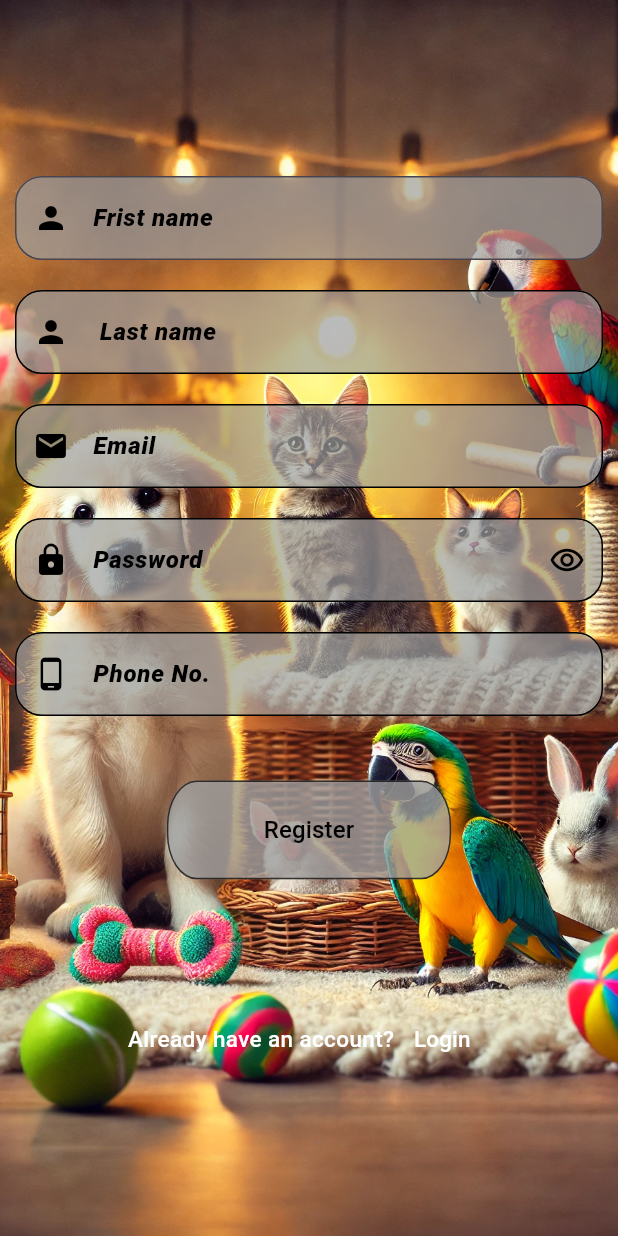
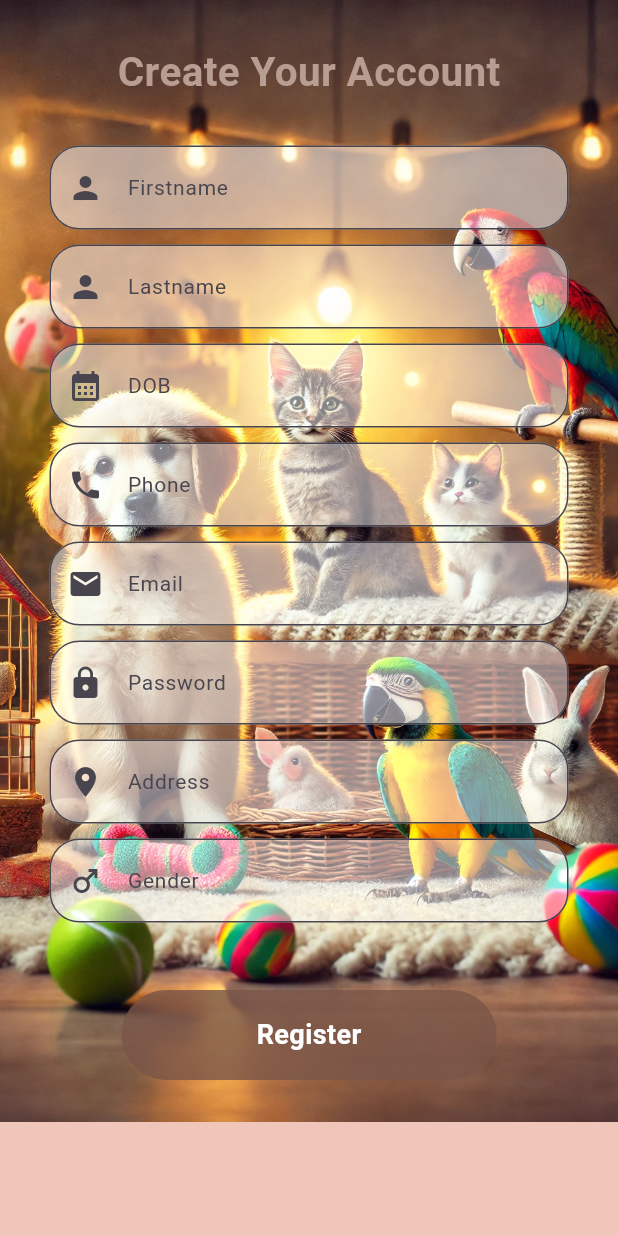
Before and after one commit to chris-2git/final_project, a Flutter app: the Pageregister screen opened directly, on a phone screen of 412 x 824 dp. Run offline on Flutter 3.47's test engine with Material 3 defaults, Android fonts, the phone set to English and light mode, and no system bars.

Commit message:
new code

```diff
--- a/lib/Pets Adoption App/pagereg.dart
+++ b/lib/Pets Adoption App/pagereg.dart
@@ -1,6 +1,10 @@
-import 'package:final_project/Pets%20Adoption%20App/page2.dart';
+import 'dart:async';
+import 'dart:convert';
+
 import 'package:final_project/Pets%20Adoption%20App/pagelogin.dart';
 import 'package:flutter/material.dart';
+
+import 'package:http/http.dart' as http;
 
 class Pageregister extends StatefulWidget {
   const Pageregister({super.key});
@@ -10,233 +14,263 @@ class Pageregister extends StatefulWidget {
 }
 
 class _PageregisterState extends State<Pageregister> {
+  TextEditingController firstnamecontroller = TextEditingController();
+  TextEditingController lastnamecontroller = TextEditingController();
+  TextEditingController dobcontroller = TextEditingController();
+  TextEditingController phonecontroller = TextEditingController();
+  TextEditingController emailcontroller = TextEditingController();
+  TextEditingController passwordcontroller = TextEditingController();
+  TextEditingController addresscontroller = TextEditingController();
+  TextEditingController gendercontroller = TextEditingController();
+  final formkey = GlobalKey<FormState>();
+  Future<void> _selectDate(BuildContext context) async {
+    final DateTime? picked = await showDatePicker(
+      context: context,
+      initialDate: DateTime.now(),
+      firstDate: DateTime(2000),
+      lastDate: DateTime(2101),
+    );
+
+    if (picked != null && picked != DateTime.now()) {
+      String formattedDate = "${picked.year}-${picked.month}-${picked.day}";
+      dobcontroller.text = formattedDate;
+    }
+  }
+
+  Future<void> registerapi(
+      String firstname,
+      String lastname,
+      String dob,
+      String phone,
+      String email,
+      String password,
+      String address,
+      String gender) async {
+    const url =
+        'http://campus.sicsglobal.co.in/Project/PetAdoption_New/api/adopter_registration.php';
+
+    Map<String, String> body = {
+      'firstname': firstname,
+      'lastname': lastname,
+      'dob': dob,
+      'email': email,
+      'password': password,
+      'address': address,
+      'gender': gender
+    };
+
+    try {
+      final response = await http.post(
+        Uri.parse(url),
+        body: body,
+      );
+      print(url);
+      var jsonData = json.decode(response.body);
+      print(jsonData);
+      print(jsonData["status"]);
+      if (response.statusCode == 200) {
+        if (jsonData['status'] == true) {
+          ScaffoldMessenger.of(context).showSnackBar(
+            SnackBar(
+              backgroundColor: Colors.amber,
+              content: const Text(
+                'Login Successful!',
+                style:
+                    TextStyle(color: Colors.white, fontWeight: FontWeight.bold),
+              ),
+              duration: const Duration(seconds: 4),
+            ),
+          );
+
+          Navigator.push(
+              context, MaterialPageRoute(builder: (context) => Pagelogin()));
+          print(body);
+          print("Response body${response.body}");
+
+          print('Login successful');
+        } else if (jsonData['status'] == false) {
+          ScaffoldMessenger.of(context).showSnackBar(
+            SnackBar(
+              backgroundColor: Colors.amber,
+              content: const Text(
+                'Invalid phone and password',
+                style:
+                    TextStyle(color: Colors.white, fontWeight: FontWeight.bold),
+              ),
+              duration: const Duration(seconds: 4),
+            ),
+          );
+          print('Error: ${response.statusCode}');
+        }
+      } else {
+        print('fffff');
+      }
+    } catch (error) {
+      print('Error: $error');
+    }
+  }
+
   @override
   Widget build(BuildContext context) {
-    final Sty = TextStyle(
-        color: Colors.black,
-        fontStyle: FontStyle.italic,
-        fontSize: 16,
-        fontWeight: FontWeight.w900);
-    final Styl = TextStyle(
-        color: Colors.black,
-        fontStyle: FontStyle.normal,
-        fontSize: 16,
-        fontWeight: FontWeight.w500);
-    final Style = TextStyle(
-        color: Colors.white,
-        fontStyle: FontStyle.normal,
-        fontSize: 15,
-        fontWeight: FontWeight.w500);
-    final size = MediaQuery.of(context).size;
     return Scaffold(
-      body: Container(
+      backgroundColor: const Color.fromARGB(255, 239, 198, 185),
+      body: SingleChildScrollView(
+        child: Form(
+          key: formkey,
+          child: Container(
             decoration: BoxDecoration(
                 image: DecorationImage(
-            fit: BoxFit.cover,
-            image: AssetImage('assets/petsall.webp'),
+                    image: AssetImage(
+                      'assets/petsall.webp',
                     ),
-        ),
-        child: Center(
-          child: SingleChildScrollView(
+                    fit: BoxFit.cover)),
+            child: Padding(
+              padding: const EdgeInsets.all(28.0),
               child: Column(
-              children: [
-                Padding(
-                  padding: const EdgeInsets.all(10.0),
-                  child: TextFormField(
-                    decoration: InputDecoration(
-                        focusedBorder: OutlineInputBorder(
-                          borderSide: BorderSide(color: Colors.grey),
-                          borderRadius: BorderRadius.circular(18),
-                        ),
-                        border: OutlineInputBorder(
-                          borderSide: BorderSide(
-                            color: Colors.black.withOpacity(0.7),
-                          ),
-                          borderRadius: BorderRadius.circular(18),
-                        ),
-                        prefixIcon: Icon(
-                          Icons.person,
-                          color: Colors.black,
-                        ),
-                        hintText: 'Frist name',
-                        hintStyle: Sty,
-                        fillColor: Colors.grey.withOpacity(0.7),
-                        filled: true),
-                  ),
-                ),
-                Padding(
-                  padding: const EdgeInsets.all(10.0),
-                  child: TextFormField(
-                    decoration: InputDecoration(
-                        focusedBorder: OutlineInputBorder(
-                          borderSide: BorderSide(color: Colors.grey),
-                          borderRadius: BorderRadius.circular(18),
-                        ),
-                        enabledBorder: OutlineInputBorder(
-                          borderSide: BorderSide(color: Colors.black),
-                          borderRadius: BorderRadius.circular(18),
-                        ),
-                        prefixIcon: Icon(
-                          Icons.person,
-                          color: Colors.black,
-                        ),
-                        border: OutlineInputBorder(
-                          borderSide: BorderSide(
-                            color: Colors.black.withOpacity(0.9),
-                          ),
-                          borderRadius: BorderRadius.circular(18),
-                        ),
-                        hintText: ' Last name',
-                        hintStyle: Sty,
-                        fillColor: Colors.grey.withOpacity(0.7),
-                        filled: true),
-                  ),
-                ),
-                Padding(
-                  padding: const EdgeInsets.all(10.0),
-                  child: TextFormField(
-                    decoration: InputDecoration(
-                        border: OutlineInputBorder(
-                          borderRadius: BorderRadius.circular(18),
-                        ),
-                        fillColor: Colors.grey.withOpacity(0.7),
-                        enabledBorder: OutlineInputBorder(
-                          borderRadius: BorderRadius.circular(18),
-                          borderSide: BorderSide(color: Colors.black),
-                        ),
-                        filled: true,
-                        focusedBorder: OutlineInputBorder(
-                          borderRadius: BorderRadius.circular(18),
-                          borderSide: BorderSide(color: Colors.grey),
-                        ),
-                        prefixIcon: Icon(
-                          Icons.email,
-                          color: Colors.black,
-                        ),
-                        hintText: 'Email',
-                        hintStyle: Sty),
-                  ),
-                ),
-                Padding(
-                  padding: const EdgeInsets.all(10.0),
-                  child: TextFormField(
-                    decoration: InputDecoration(
-                        border: OutlineInputBorder(
-                          borderRadius: BorderRadius.circular(18),
-                        ),
-                        enabledBorder: OutlineInputBorder(
-                          borderRadius: BorderRadius.circular(18),
-                          borderSide: BorderSide(color: Colors.black),
-                        ),
-                        focusedBorder: OutlineInputBorder(
-                          borderRadius: BorderRadius.circular(18),
-                          borderSide: BorderSide(color: Colors.grey),
-                        ),
-                        prefixIcon: Icon(
-                          Icons.lock,
-                          color: Colors.black,
-                        ),
-                        suffixIcon: Icon(
-                          Icons.remove_red_eye_outlined,
-                          color: Colors.black,
-                        ),
-                        fillColor: Colors.grey.withOpacity(0.7),
-                        filled: true,
-                        hintText: 'Password',
-                        hintStyle: Sty),
-                  ),
-                ),
-                Padding(
-                  padding: const EdgeInsets.all(10.0),
-                  child: TextFormField(
-                    decoration: InputDecoration(
-                        border: OutlineInputBorder(
-                          borderRadius: BorderRadius.circular(18),
-                        ),
-                        enabledBorder: OutlineInputBorder(
-                          borderRadius: BorderRadius.circular(18),
-                          borderSide: BorderSide(color: Colors.black),
-                        ),
-                        focusedBorder: OutlineInputBorder(
-                          borderRadius: BorderRadius.circular(18),
-                          borderSide: BorderSide(color: Colors.grey),
-                        ),
-                        prefixIcon: Icon(
-                          Icons.phone_android,
-                          color: Colors.black,
-                        ),
-                        fillColor: Colors.grey.withOpacity(0.7),
-                        filled: true,
-                        hintText: 'Phone No.',
-                        hintStyle: Sty),
-                  ),
-                ),
-                SizedBox(
-                  height: size.height * 0.04,
-                ),
-                Container(
-                  width: size.width * 0.46,
-                  height: size.height * 0.08,
-                  decoration: BoxDecoration(
-                    border: Border.all(
-                      color: Colors.black.withOpacity(0.7),
-                    ),
-                    color: Colors.grey.withOpacity(0.8),
-                    borderRadius: BorderRadius.only(
-                      topLeft: Radius.elliptical(
-                        20,
-                        30,
-                      ),
-                      topRight: Radius.elliptical(20, 30),
-                      bottomLeft: Radius.elliptical(20, 30),
-                      bottomRight: Radius.elliptical(20, 30),
-                    ),
-                  ),
-                  child: TextButton(
-                    onPressed: () {
-                      Navigator.push(
-                          context,
-                          MaterialPageRoute(
-                            builder: (context) => Page2(),
-                          ));
-                    },
-                    child: Text(
-                      'Register',
-                      style: Styl,
-                    ),
-                  ),
-                ),
-                SizedBox(
-                  height: size.height * 0.1,
-                ),
-                Row(
                 mainAxisAlignment: MainAxisAlignment.center,
                 children: [
                   Text(
-                      'Already have an account?',
-                      style: Style,
+                    'Create Your Account',
+                    style: TextStyle(
+                        color: Color.fromARGB(255, 183, 157, 146),
+                        fontSize: 27,
+                        fontWeight: FontWeight.bold),
                   ),
-                    TextButton(
-                      onPressed: () {
-                        Navigator.push(
-                          context,
-                          MaterialPageRoute(
-                            builder: (context) => Pagelogin(),
+                  SizedBox(
+                    height: 25,
                   ),
+                  Sampletextform('Firstname', Icons.person, firstnamecontroller,
+                      (value) {
+                    if (firstnamecontroller.text.isEmpty) {
+                      return 'Please enter your firstname';
+                    } else {
+                      return null;
+                    }
+                  }, () {}),
+                  Sampletextform('Lastname', Icons.person, lastnamecontroller,
+                      (value) {
+                    if (lastnamecontroller.text.isEmpty) {
+                      return 'Please enter your lastname';
+                    } else {
+                      return null;
+                    }
+                  }, () {}),
+                  Sampletextform('DOB', Icons.calendar_month, dobcontroller,
+                      (value) {
+                    if (dobcontroller.text.isEmpty) {
+                      return 'Please enter your dob';
+                    } else {
+                      return null;
+                    }
+                  }, () {
+                    _selectDate(context);
+                  }),
+                  Sampletextform('Phone', Icons.phone, phonecontroller,
+                      (value) {
+                    if (phonecontroller.text.isEmpty) {
+                      return 'Please enter your phone';
+                    } else {
+                      return null;
+                    }
+                  }, () {}),
+                  Sampletextform('Email', Icons.email, emailcontroller,
+                      (value) {
+                    if (emailcontroller.text.isEmpty) {
+                      return 'Please enter your email';
+                    } else {
+                      return null;
+                    }
+                  }, () {}),
+                  Sampletextform('Password', Icons.lock, passwordcontroller,
+                      (value) {
+                    if (passwordcontroller.text.isEmpty) {
+                      return 'Please enter your firstname';
+                    } else {
+                      return null;
+                    }
+                  }, () {}),
+                  Sampletextform('Address', Icons.place, addresscontroller,
+                      (value) {
+                    if (addresscontroller.text.isEmpty) {
+                      return 'Please enter your address';
+                    } else {
+                      return null;
+                    }
+                  }, () {}),
+                  Sampletextform('Gender', Icons.male, gendercontroller,
+                      (value) {
+                    if (gendercontroller.text.isEmpty) {
+                      return 'Please enter your gender';
+                    } else {
+                      return null;
+                    }
+                  }, () {}),
+                  SizedBox(
+                    height: 40,
+                  ),
+                  GestureDetector(
+                    onTap: () {
+                      if (formkey.currentState!.validate()) {
+                        registerapi(
+                          firstnamecontroller.text.toString(),
+                          lastnamecontroller.text.toString(),
+                          dobcontroller.text.toString(),
+                          phonecontroller.text.toString(),
+                          emailcontroller.text.toString(),
+                          passwordcontroller.text.toString(),
+                          addresscontroller.text.toString(),
+                          gendercontroller.text.toString(),
                         );
+                      }
                     },
+                    child: Container(
+                      height: 60,
+                      width: 250,
+                      decoration: BoxDecoration(
+                        color: Colors.brown.withOpacity(0.8),
+                        borderRadius: BorderRadius.circular(30),
+                      ),
+                      child: Center(
                           child: Text(
-                        'Login',
-                        style: Style,
+                        'Register',
+                        style: TextStyle(
+                            color: Colors.white,
+                            fontSize: 18,
+                            fontWeight: FontWeight.bold),
+                      )),
                     ),
-                    ),
-                  ],
                   ),
                 ],
               ),
             ),
           ),
         ),
+      ),
+    );
+  }
+
+  Widget Sampletextform(
+      String name,
+      IconData icon,
+      TextEditingController samplecontroller,
+      String? Function(String?)? validator,
+      Function() onTap) {
+    return Padding(
+      padding: const EdgeInsets.all(5.0),
+      child: TextFormField(
+          controller: samplecontroller,
+          decoration: InputDecoration(
+            border: OutlineInputBorder(
+              borderRadius: BorderRadius.circular(20),
+              borderSide: BorderSide(color: Colors.white),
+            ),
+            hintText: name,
+            hintStyle: TextStyle(fontSize: 14),
+            prefixIcon: GestureDetector(onTap: onTap, child: Icon(icon)),
+            fillColor: Colors.white.withOpacity(0.5),
+            filled: true,
+          ),
+          validator: validator),
     );
   }
 }
```
Also changed, not shown: lib/Pets Adoption App/page2.dart (+7 -0 lines), lib/Pets Adoption App/pagelogin.dart (+109 -73 lines). Lines whose indentation alone changed are shown as unchanged.
